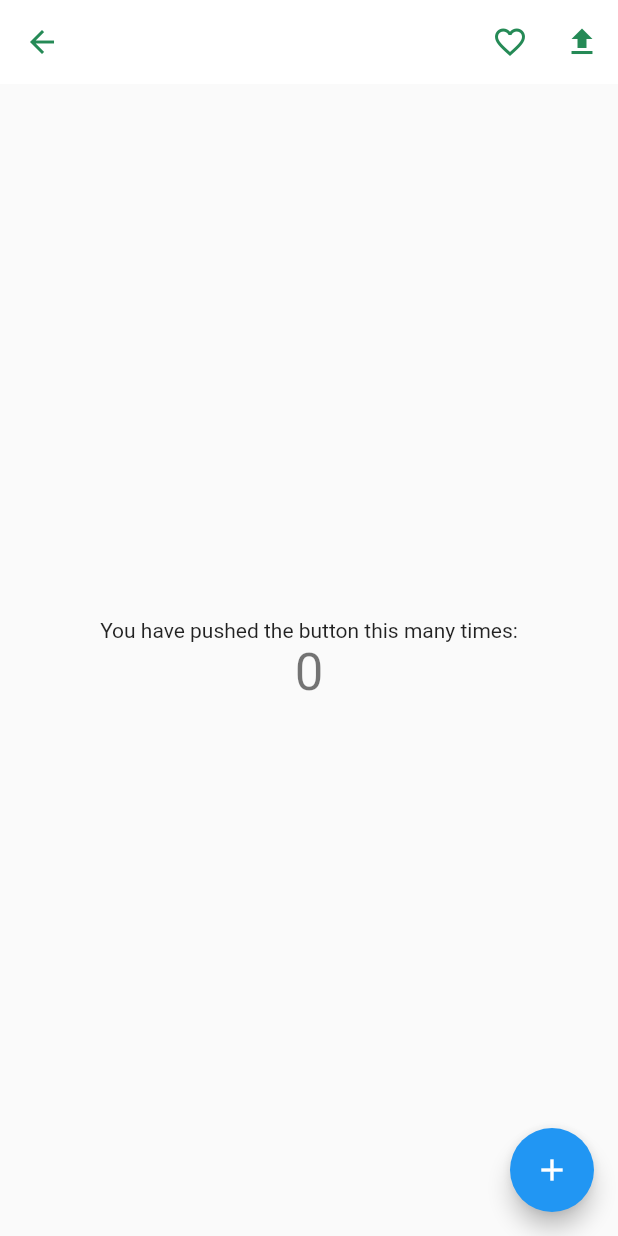
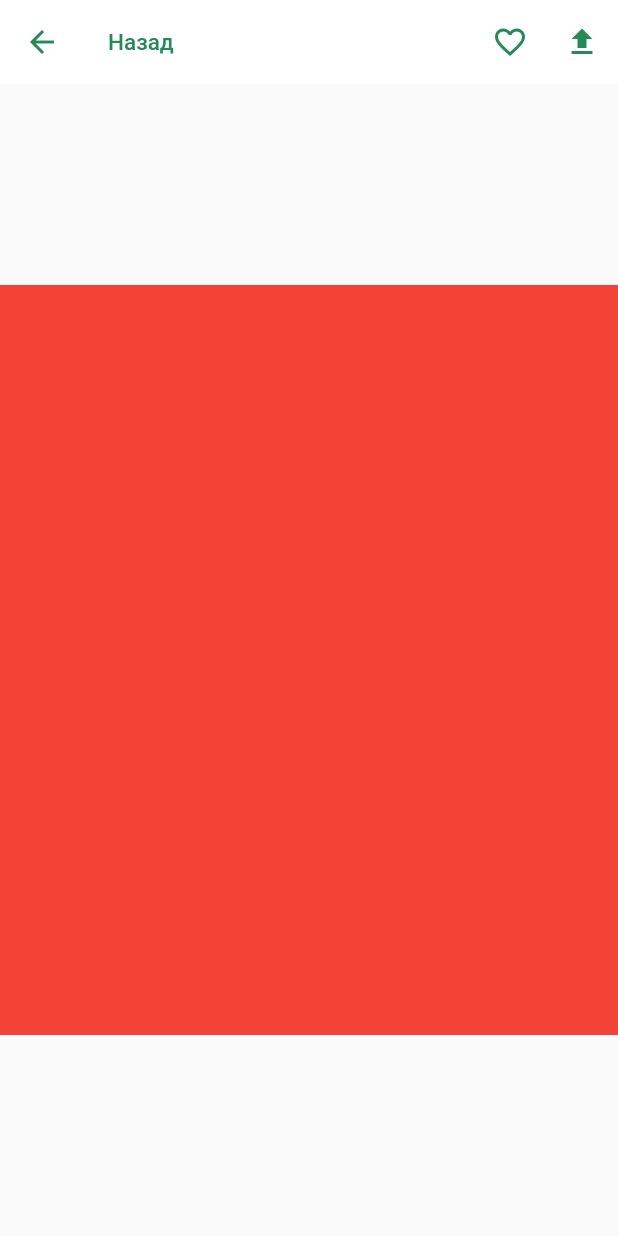
Before and after one commit to Stuzja/pet_lost, a Flutter app: the screen it shows after launch, on a phone screen of 412 x 824 dp. Run offline on Flutter 3.47's test engine with Material 2 defaults, Android fonts, the phone set to English and light mode, and no system bars.

Commit message:
Сделана самая простая карусель из цветов

```diff
--- a/lib/main.dart
+++ b/lib/main.dart
@@ -1,4 +1,5 @@
 import 'package:flutter/material.dart';
+
 
 void main() {
   runApp(const MyApp());
@@ -48,19 +49,7 @@ class MyHomePage extends StatefulWidget {
 }
 
 class _MyHomePageState extends State<MyHomePage> {
-  int _counter = 0;
   bool _wasTap = false;
-
-  void _incrementCounter() {
-    setState(() {
-      // This call to setState tells the Flutter framework that something has
-      // changed in this State, which causes it to rerun the build method below
-      // so that the display can reflect the updated values. If we changed
-      // _counter without calling setState(), then the build method would not be
-      // called again, and so nothing would appear to happen.
-      _counter++;
-    });
-  }
 
   @override
   Widget build(BuildContext context) {
@@ -77,6 +66,9 @@ class _MyHomePageState extends State<MyHomePage> {
           leading: const BackButton(
             color: Color.fromRGBO(37, 138, 86, 1),
           ),
+          title: const Text('Назад',
+              style: TextStyle(
+                  color: Color.fromRGBO(37, 138, 86, 1), fontSize: 15)),
           actions: [
             IconButton(
               onPressed: () {
@@ -97,40 +89,31 @@ class _MyHomePageState extends State<MyHomePage> {
             ),
           ]),
       body: Center(
-        // Center is a layout widget. It takes a single child and positions it
-        // in the middle of the parent.
         child: Column(
-          // Column is also a layout widget. It takes a list of children and
-          // arranges them vertically. By default, it sizes itself to fit its
-          // children horizontally, and tries to be as tall as its parent.
-          //
-          // Invoke "debug painting" (press "p" in the console, choose the
-          // "Toggle Debug Paint" action from the Flutter Inspector in Android
-          // Studio, or the "Toggle Debug Paint" command in Visual Studio Code)
-          // to see the wireframe for each widget.
-          //
-          // Column has various properties to control how it sizes itself and
-          // how it positions its children. Here we use mainAxisAlignment to
-          // center the children vertically; the main axis here is the vertical
-          // axis because Columns are vertical (the cross axis would be
-          // horizontal).
           mainAxisAlignment: MainAxisAlignment.center,
           children: <Widget>[
-            const Text(
-              'You have pushed the button this many times:',
-            ),
-            Text(
-              '$_counter',
-              style: Theme.of(context).textTheme.headline4,
-            ),
+            Container(
+                height: 500,
+                child: PageView(
+                  scrollDirection: Axis.horizontal,
+                  physics: BouncingScrollPhysics(),
+                  children: pages,
+                ))
           ],
         ),
       ),
-      floatingActionButton: FloatingActionButton(
-        onPressed: _incrementCounter,
-        tooltip: 'Increment',
-        child: const Icon(Icons.add),
-      ), // This trailing comma makes auto-formatting nicer for build methods.
     );
   }
 }
+
+List<Widget> pages = [
+  Container(
+    color: Colors.red,
+  ),
+  Container(
+    color: Colors.blue,
+  ),
+  Container(
+    color: Colors.green,
+  ),
+];
```
